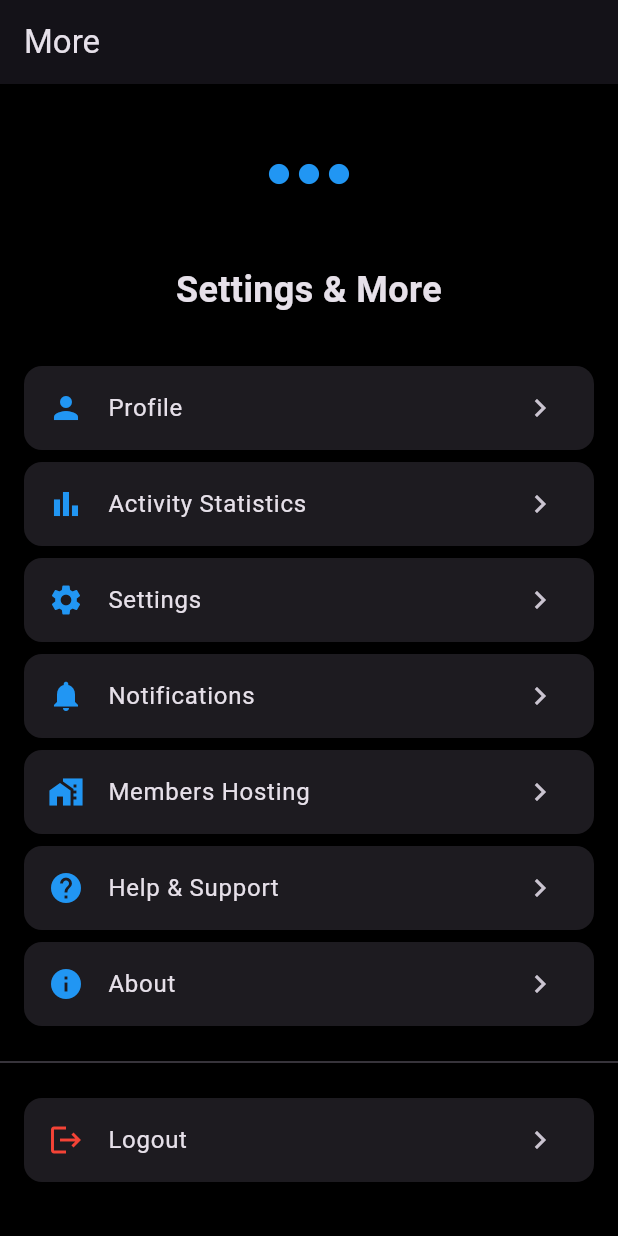
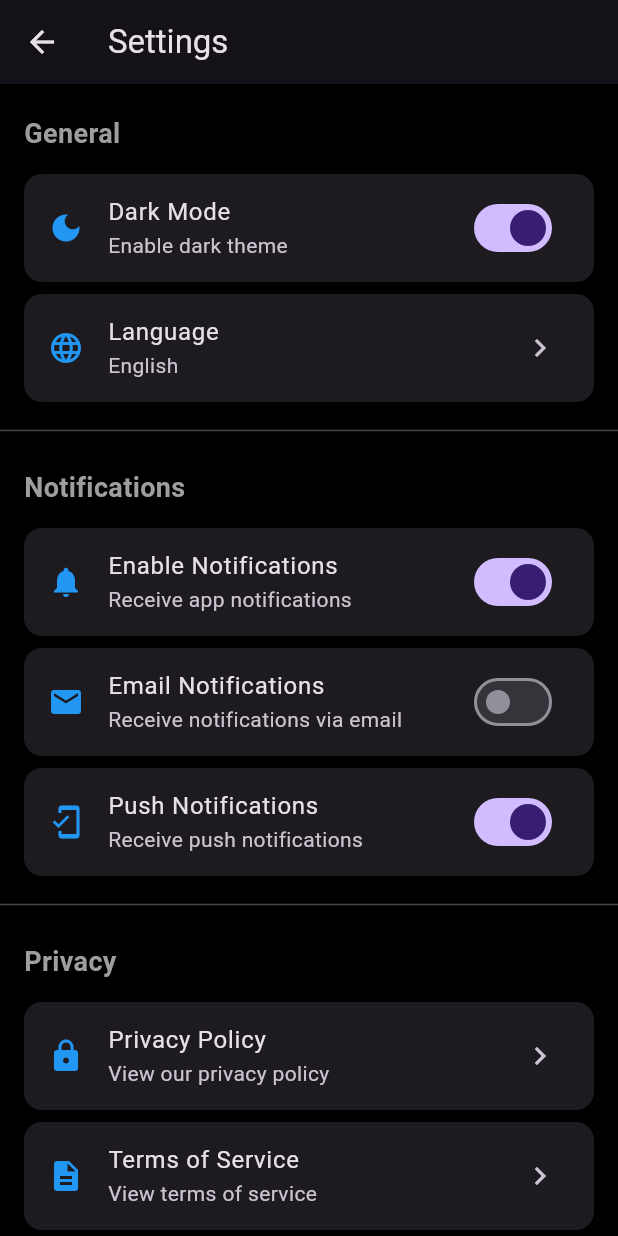
Before and after one commit to beetsolutions/veteran-app, a Flutter app: the MoreTab screen opened directly, after a tap on "Settings", on a phone screen of 412 x 824 dp. Run offline on Flutter 3.47's test engine with Material 3 defaults, Android fonts, the phone set to English and light mode, and no system bars.

Commit message:
Add settings screen and wire up navigation from more tab
Co-authored-by: beetsolutions <10226675+beetsolutions@users.noreply.github.com>

```diff
--- /dev/null
+++ b/lib/screens/settings_screen.dart
@@ -0,0 +1,238 @@
+import 'package:flutter/material.dart';
+
+class SettingsScreen extends StatefulWidget {
+  const SettingsScreen({super.key});
+
+  @override
+  State<SettingsScreen> createState() => _SettingsScreenState();
+}
+
+class _SettingsScreenState extends State<SettingsScreen> {
+  bool _notificationsEnabled = true;
+  bool _darkModeEnabled = true;
+  bool _emailNotifications = false;
+  bool _pushNotifications = true;
+  String _selectedLanguage = 'English';
+
+  @override
+  Widget build(BuildContext context) {
+    return Scaffold(
+      appBar: AppBar(
+        title: const Text('Settings'),
+      ),
+      body: ListView(
+        children: [
+          const SizedBox(height: 10),
+          _buildSectionHeader('General'),
+          _buildSwitchTile(
+            icon: Icons.dark_mode,
+            title: 'Dark Mode',
+            subtitle: 'Enable dark theme',
+            value: _darkModeEnabled,
+            onChanged: (value) {
+              setState(() {
+                _darkModeEnabled = value;
+              });
+            },
+          ),
+          _buildListTile(
+            icon: Icons.language,
+            title: 'Language',
+            subtitle: _selectedLanguage,
+            onTap: () {
+              _showLanguageDialog();
+            },
+          ),
+          const Divider(height: 30),
+          _buildSectionHeader('Notifications'),
+          _buildSwitchTile(
+            icon: Icons.notifications,
+            title: 'Enable Notifications',
+            subtitle: 'Receive app notifications',
+            value: _notificationsEnabled,
+            onChanged: (value) {
+              setState(() {
+                _notificationsEnabled = value;
+              });
+            },
+          ),
+          _buildSwitchTile(
+            icon: Icons.email,
+            title: 'Email Notifications',
+            subtitle: 'Receive notifications via email',
+            value: _emailNotifications,
+            onChanged: (value) {
+              setState(() {
+                _emailNotifications = value;
+              });
+            },
+          ),
+          _buildSwitchTile(
+            icon: Icons.mobile_friendly,
+            title: 'Push Notifications',
+            subtitle: 'Receive push notifications',
+            value: _pushNotifications,
+            onChanged: (value) {
+              setState(() {
+                _pushNotifications = value;
+              });
+            },
+          ),
+          const Divider(height: 30),
+          _buildSectionHeader('Privacy'),
+          _buildListTile(
+            icon: Icons.lock,
+            title: 'Privacy Policy',
+            subtitle: 'View our privacy policy',
+            onTap: () {
+              // Navigate to privacy policy
+            },
+          ),
+          _buildListTile(
+            icon: Icons.description,
+            title: 'Terms of Service',
+            subtitle: 'View terms of service',
+            onTap: () {
+              // Navigate to terms of service
+            },
+          ),
+          const Divider(height: 30),
+          _buildSectionHeader('Account'),
+          _buildListTile(
+            icon: Icons.delete_outline,
+            title: 'Delete Account',
+            subtitle: 'Permanently delete your account',
+            iconColor: Colors.red,
+            onTap: () {
+              _showDeleteAccountDialog();
+            },
+          ),
+          const SizedBox(height: 20),
+        ],
+      ),
+    );
+  }
+
+  Widget _buildSectionHeader(String title) {
+    return Padding(
+      padding: const EdgeInsets.fromLTRB(16, 10, 16, 10),
+      child: Text(
+        title,
+        style: const TextStyle(
+          fontSize: 18,
+          fontWeight: FontWeight.bold,
+          color: Colors.grey,
+        ),
+      ),
+    );
+  }
+
+  Widget _buildSwitchTile({
+    required IconData icon,
+    required String title,
+    required String subtitle,
+    required bool value,
+    required Function(bool) onChanged,
+    Color? iconColor,
+  }) {
+    return Card(
+      margin: const EdgeInsets.symmetric(horizontal: 16, vertical: 4),
+      elevation: 1,
+      child: SwitchListTile(
+        secondary: Icon(icon, color: iconColor ?? Colors.blue),
+        title: Text(title),
+        subtitle: Text(subtitle),
+        value: value,
+        onChanged: onChanged,
+      ),
+    );
+  }
+
+  Widget _buildListTile({
+    required IconData icon,
+    required String title,
+    required String subtitle,
+    required VoidCallback onTap,
+    Color? iconColor,
+  }) {
+    return Card(
+      margin: const EdgeInsets.symmetric(horizontal: 16, vertical: 4),
+      elevation: 1,
+      child: ListTile(
+        leading: Icon(icon, color: iconColor ?? Colors.blue),
+        title: Text(title),
+        subtitle: Text(subtitle),
+        trailing: const Icon(Icons.chevron_right),
+        onTap: onTap,
+      ),
+    );
+  }
+
+  void _showLanguageDialog() {
+    showDialog(
+      context: context,
+      builder: (BuildContext context) {
+        return AlertDialog(
+          title: const Text('Select Language'),
+          content: Column(
+            mainAxisSize: MainAxisSize.min,
+            children: [
+              _buildLanguageOption('English'),
+              _buildLanguageOption('Spanish'),
+              _buildLanguageOption('French'),
+              _buildLanguageOption('German'),
+            ],
+          ),
+        );
+      },
+    );
+  }
+
+  Widget _buildLanguageOption(String language) {
+    return RadioListTile<String>(
+      title: Text(language),
+      value: language,
+      groupValue: _selectedLanguage,
+      onChanged: (value) {
+        setState(() {
+          _selectedLanguage = value!;
+        });
+        Navigator.of(context).pop();
+      },
+    );
+  }
+
+  void _showDeleteAccountDialog() {
+    showDialog(
+      context: context,
+      builder: (BuildContext context) {
+        return AlertDialog(
+          title: const Text('Delete Account'),
+          content: const Text(
+            'Are you sure you want to delete your account? This action cannot be undone.',
+          ),
+          actions: [
+            TextButton(
+              onPressed: () {
+                Navigator.of(context).pop();
+              },
+              child: const Text('Cancel'),
+            ),
+            TextButton(
+              onPressed: () {
+                Navigator.of(context).pop();
+                // Delete account logic would go here
+                ScaffoldMessenger.of(context).showSnackBar(
+                  const SnackBar(
+                    content: Text('Account deletion feature coming soon'),
+                  ),
+                );
+              },
+              child: const Text('Delete', style: TextStyle(color: Colors.red)),
+            ),
+          ],
+        );
+      },
+    );
+  }
+}
--- a/lib/screens/tab_screens/more_tab.dart
+++ b/lib/screens/tab_screens/more_tab.dart
@@ -2,6 +2,7 @@ import 'package:flutter/material.dart';
 import '../login_screen.dart';
 import '../members_hosting_screen.dart';
 import '../activity_statistics_screen.dart';
+import '../settings_screen.dart';
 
 class MoreTab extends StatelessWidget {
   const MoreTab({super.key});
@@ -59,7 +60,12 @@ class MoreTab extends StatelessWidget {
             icon: Icons.settings,
             title: 'Settings',
             onTap: () {
-              // Navigate to settings
+              Navigator.push(
+                context,
+                MaterialPageRoute(
+                  builder: (context) => const SettingsScreen(),
+                ),
+              );
             },
           ),
           _buildMenuItem(
```
Also changed, not shown: 2 other files.
